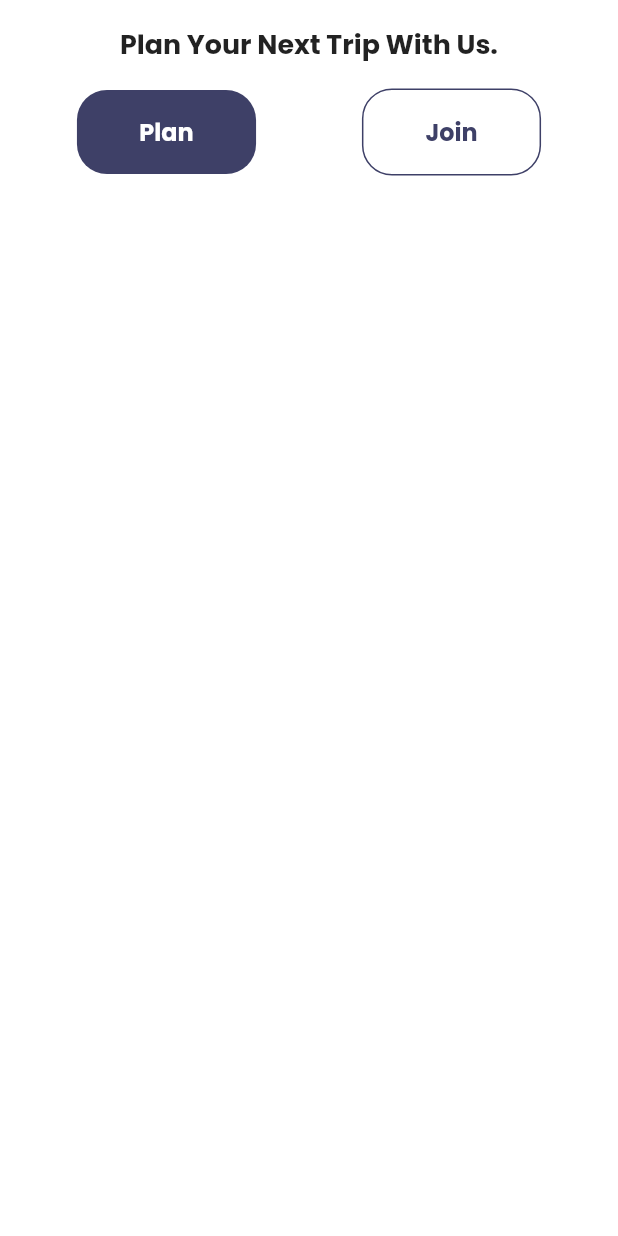
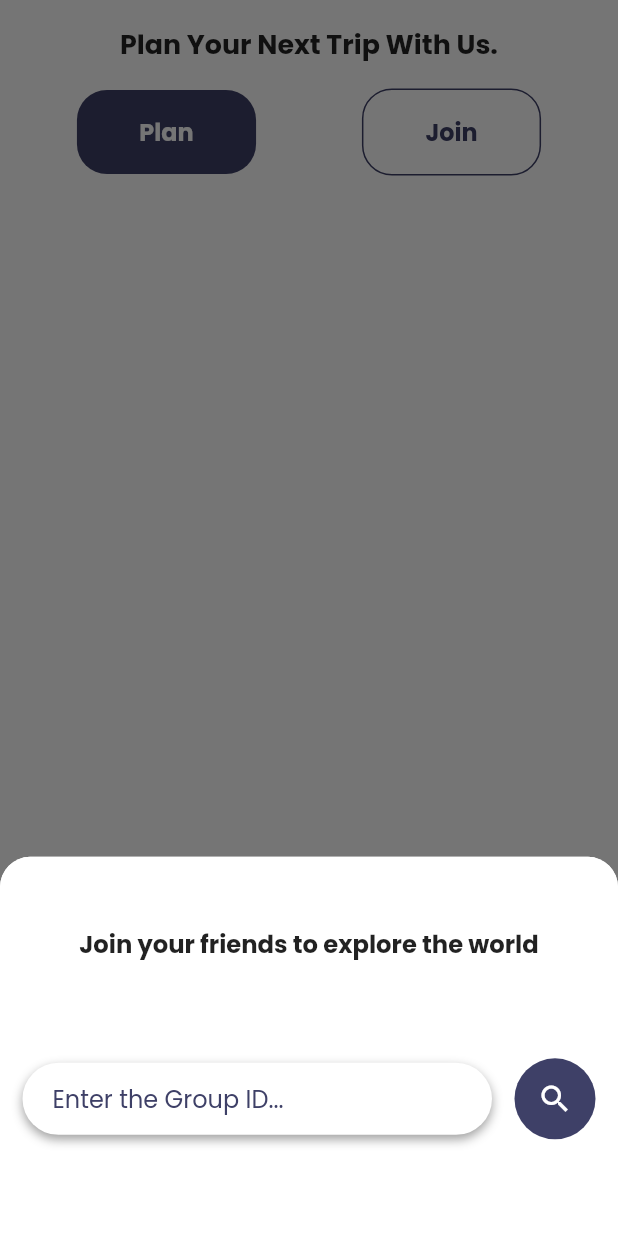
Before and after one commit to therealansh/when2headout, a Flutter app: the PlanOrJoin widget shown alone on an empty page, opened directly, after a tap on "Join", on a phone screen of 412 x 824 dp. Run offline on Flutter 3.47's test engine with Material 2 defaults, Android fonts, the phone set to English and light mode, and no system bars; our stand-ins replace cached_network_image, cloud_firestore, firebase_auth, firebase_core, flutter_svg, google_fonts and 2 more; missing offline and left inert: overlapping_time; accounts and stored records are empty; network calls fail.

Commit message:
feat: join groups

```diff
--- /dev/null
+++ b/lib/screens/Plan/join.dart
@@ -0,0 +1,161 @@
+import 'package:flutter/material.dart';
+import 'package:travel/constants.dart';
+import 'package:travel/size_config.dart';
+
+class JoinPage extends StatefulWidget {
+  const JoinPage({ Key? key }) : super(key: key);
+
+  @override
+  _JoinPageState createState() => _JoinPageState();
+}
+
+class _JoinPageState extends State<JoinPage> {
+
+  final TextEditingController _groupID = TextEditingController();
+
+    Container textField() => Container(
+        margin: EdgeInsets.all(15.0),
+        height: 61,
+        child: Row(
+          children: [
+            Expanded(
+              child: Container(
+                padding: EdgeInsets.only(left: 20.0),
+                decoration: BoxDecoration(
+                  color: Colors.white,
+                  borderRadius: BorderRadius.circular(35.0),
+                  boxShadow: [
+                    BoxShadow(
+                        offset: Offset(0, 3), blurRadius: 5, color: Colors.grey)
+                  ],
+                ),
+                child: Row(
+                  children: [
+                    Expanded(
+                      child: TextField(
+                        controller: _groupID,
+                        decoration: InputDecoration(
+                            hintText: "Search a place...",
+                            hintStyle: TextStyle(color: kPrimaryColor),
+                            border: InputBorder.none),
+                      ),
+                    ),
+                  ],
+                ),
+              ),
+            ),
+            SizedBox(width: 15),
+            Container(
+              padding: const EdgeInsets.all(15.0),
+              decoration:
+                  BoxDecoration(color: kPrimaryColor, shape: BoxShape.circle),
+              child: InkWell(
+                child: Icon(
+                  Icons.search,
+                  color: Colors.white,
+                ),
+                onTap: () {},
+              ),
+            )
+          ],
+        ),
+      );
+
+      void _modalBottomSheetMenu(){
+        showModalBottomSheet(
+            context: context,
+            builder: (builder){
+              return new Container(
+                height: 350.0,
+                color: Colors.transparent, //could change this to Color(0xFF737373),
+                           //so you don't have to change MaterialApp canvasColor
+                child: new Container(
+                    decoration: new BoxDecoration(
+                        color: Colors.white,
+                        borderRadius: new BorderRadius.only(
+                            topLeft: const Radius.circular(10.0),
+                            topRight: const Radius.circular(10.0))),
+                    child: new Center(
+                      child: new Text("This is a modal sheet"),
+                    )),
+              );
+            }
+        );
+      }
+
+  @override
+  Widget build(BuildContext context) {
+    return Scaffold(
+      body: Column(
+        children:[
+          Container(
+              height: SizeConfig.screenHeight! * 0.2,
+              decoration: BoxDecoration(
+                  borderRadius: BorderRadius.only(
+                    bottomRight: Radius.circular(50),
+                  ),
+                  color: kPrimaryColor),
+              child: Stack(children: [
+                Positioned(
+                  top: SizeConfig.screenHeight! * 0.05,
+                  left: SizeConfig.screenWidth! * 0.05,
+                  child: const BackButton(
+                    color: Colors.white,
+                  ),
+                ),
+                Positioned(
+                    top: SizeConfig.screenHeight! * 0.113,
+                    left: 0,
+                    child: Container(
+                        child: Center(
+                          child: Text(
+                            'Join',
+                            style: TextStyle(
+                              fontSize: getProportionateScreenHeight(26),
+                              fontWeight: FontWeight.bold,
+                              color: kPrimaryColor,
+                            ),
+                          ),
+                        ),
+                        height: 60,
+                        width: SizeConfig.screenWidth! * 0.8,
+                        decoration: BoxDecoration(
+                          color: Colors.white,
+                          borderRadius: BorderRadius.only(
+                            topRight: Radius.circular(50),
+                            bottomRight: Radius.circular(50),
+                          ),
+                        ))),
+              ]),
+            ),
+            Expanded(
+              child: Center(
+                child: Container(
+                  height: SizeConfig.screenHeight! * 0.5,
+                  padding: EdgeInsets.all(20),
+                  child:Card(
+                    elevation: 5,
+                    child: Container(
+                      padding: EdgeInsets.all(16),
+                      child: Column(
+                        mainAxisAlignment: MainAxisAlignment.spaceEvenly,
+                        children: [
+                          Text(
+                            'Join your friends to explore the world',
+                            style: TextStyle(
+                              fontSize: getProportionateScreenHeight(16),
+                              fontWeight: FontWeight.bold,
+                            ),
+                          ),
+                          textField()
+                        ])
+                    ),
+                  ),
+                ),
+              )
+            )
+        ]
+      ),
+    );
+  }
+}
--- a/lib/screens/home/components/planorjoin.dart
+++ b/lib/screens/home/components/planorjoin.dart
@@ -1,12 +1,116 @@
 import 'package:flutter/material.dart';
 import 'package:travel/components/section_title.dart';
 import 'package:travel/constants.dart';
+import 'package:travel/screens/Plan/join.dart';
 import 'package:travel/screens/Plan/plan.dart';
+import 'package:travel/screens/destination/dest_screen.dart';
 import 'package:travel/screens/home/home_screen.dart';
 import 'package:travel/size_config.dart';
 
 class PlanOrJoin extends StatelessWidget {
-  const PlanOrJoin({ Key? key }) : super(key: key);
+  PlanOrJoin({ Key? key }) : super(key: key);
+
+
+  final TextEditingController _groupID = TextEditingController();
+
+    Container textField(context) => Container(
+        margin: EdgeInsets.all(15.0),
+        height: 61,
+        child: Row(
+          children: [
+            Expanded(
+              child: Container(
+                padding: EdgeInsets.only(left: 20.0),
+                decoration: BoxDecoration(
+                  color: Colors.white,
+                  borderRadius: BorderRadius.circular(35.0),
+                  boxShadow: [
+                    BoxShadow(
+                        offset: Offset(0, 3), blurRadius: 5, color: Colors.grey)
+                  ],
+                ),
+                child: Row(
+                  children: [
+                    Expanded(
+                      child: TextField(
+                        controller: _groupID,
+                        decoration: InputDecoration(
+                            hintText: "Enter the Group ID...",
+                            hintStyle: TextStyle(color: kPrimaryColor),
+                            border: InputBorder.none),
+                      ),
+                    ),
+                  ],
+                ),
+              ),
+            ),
+            SizedBox(width: 15),
+            Container(
+              padding: const EdgeInsets.all(15.0),
+              decoration:
+                  BoxDecoration(color: kPrimaryColor, shape: BoxShape.circle),
+              child: InkWell(
+                child: Icon(
+                  Icons.search,
+                  color: Colors.white,
+                ),
+                onTap: () {
+                  print(_groupID.text);
+                  Navigator.push(
+                    context,
+                    MaterialPageRoute(
+                      builder: (context) => DestinationScreen(
+                        groupId: _groupID.text.isEmpty ? "0" : _groupID.text,
+                      ),
+                    ),
+                  );
+                },
+
+              ),
+            )
+          ],
+        ),
+      );
+
+
+    void _modalBottomSheetMenu(context){
+        showModalBottomSheet(
+          isScrollControlled: true,
+          shape: RoundedRectangleBorder(
+        borderRadius: BorderRadius.vertical(
+          top: Radius.circular(20),
+        ),
+      ),
+            context: context,
+            builder: (builder){
+              return SingleChildScrollView(
+                child: Padding(
+                  padding: MediaQuery.of(context).viewInsets,
+                  child: new Container(
+                    height: getProportionateScreenHeight(250),
+                      decoration: new BoxDecoration(
+                          color: Colors.white,
+                          borderRadius: new BorderRadius.only(
+                              topLeft: const Radius.circular(20.0),
+                              topRight: const Radius.circular(20.0))),
+                      child: new Column(
+                        mainAxisAlignment: MainAxisAlignment.spaceEvenly,
+                        children:[
+                          Text(
+                            'Join your friends to explore the world',
+                            style: TextStyle(
+                              fontSize: getProportionateScreenHeight(16),
+                              fontWeight: FontWeight.bold,
+                            ),
+                          ),
+                          textField(context)
+                        ]
+                      )),
+                ),
+              );
+            }
+        );
+      }
 
   @override
   Widget build(BuildContext context) {
@@ -51,6 +155,8 @@ class PlanOrJoin extends StatelessWidget {
           const SizedBox(height: 16),
           GestureDetector(
                 onTap: () {
+                  _modalBottomSheetMenu(context);
+                  // Navigator.push(context, MaterialPageRoute(builder: (context)=>JoinPage()));
                 },
                 child: Container(
                   padding: const EdgeInsets.all(16),
```
Also changed, not shown: lib/screens/destination/dest_screen.dart (added, +359 -0 lines), assets/images/2.png (added).
